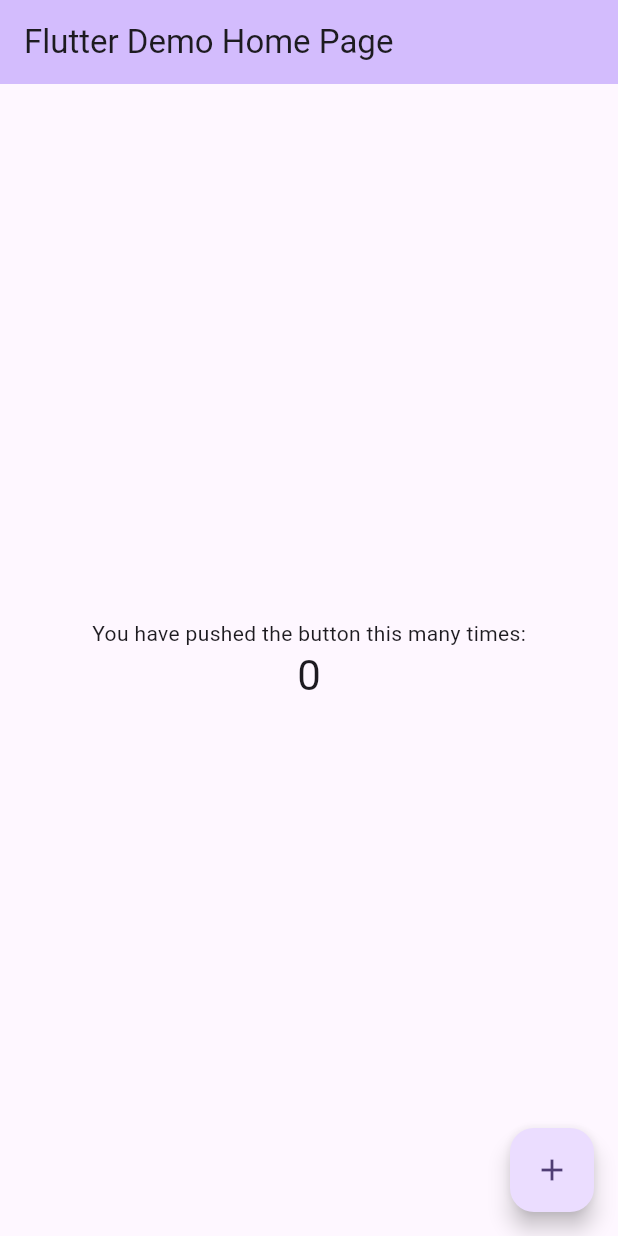
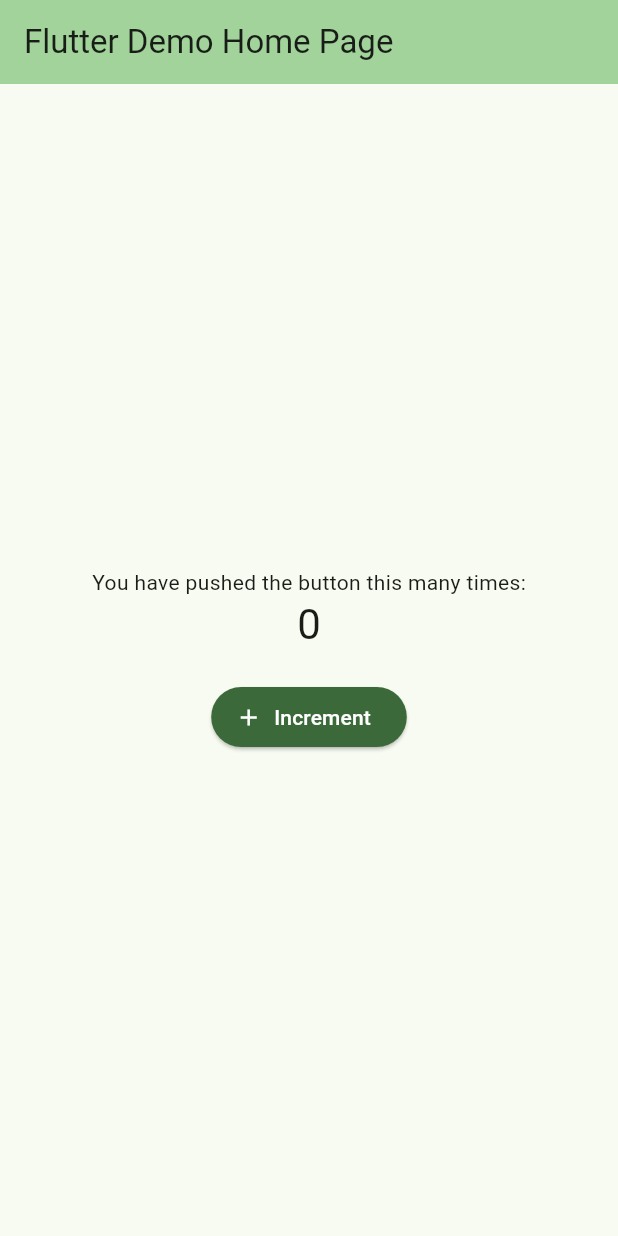
Before and after one commit to WilliamDespres/cardventure, a Flutter app: the screen it shows after launch, on a phone screen of 412 x 824 dp. Run offline on Flutter 3.47's test engine with Material 3 defaults, Android fonts, the phone set to English and light mode, and no system bars.

Commit message:
Have fun with styling

```diff
--- a/lib/main.dart
+++ b/lib/main.dart
@@ -1,4 +1,6 @@
 import 'package:flutter/material.dart';
+import 'package:flutter/cupertino.dart';
+import 'dart:io' show Platform;
 
 void main() {
   runApp(const MyApp());
@@ -7,28 +9,12 @@ void main() {
 class MyApp extends StatelessWidget {
   const MyApp({super.key});
 
-  // This widget is the root of your application.
   @override
   Widget build(BuildContext context) {
     return MaterialApp(
       title: 'Flutter Demo',
       theme: ThemeData(
-        // This is the theme of your application.
-        //
-        // TRY THIS: Try running your application with "flutter run". You'll see
-        // the application has a purple toolbar. Then, without quitting the app,
-        // try changing the seedColor in the colorScheme below to Colors.green
-        // and then invoke "hot reload" (save your changes or press the "hot
-        // reload" button in a Flutter-supported IDE, or press "r" if you used
-        // the command line to start the app).
-        //
-        // Notice that the counter didn't reset back to zero; the application
-        // state is not lost during the reload. To reset the state, use hot
-        // restart instead.
-        //
-        // This works for code too, not just values: Most code changes can be
-        // tested with just a hot reload.
-        colorScheme: ColorScheme.fromSeed(seedColor: Colors.deepPurple),
+        colorScheme: ColorScheme.fromSeed(seedColor: Colors.green),
       ),
       home: const MyHomePage(title: 'Flutter Demo Home Page'),
     );
@@ -37,15 +23,6 @@ class MyApp extends StatelessWidget {
 
 class MyHomePage extends StatefulWidget {
   const MyHomePage({super.key, required this.title});
-
-  // This widget is the home page of your application. It is stateful, meaning
-  // that it has a State object (defined below) that contains fields that affect
-  // how it looks.
-
-  // This class is the configuration for the state. It holds the values (in this
-  // case the title) provided by the parent (in this case the App widget) and
-  // used by the build method of the State. Fields in a Widget subclass are
-  // always marked "final".
 
   final String title;
 
@@ -58,50 +35,59 @@ class _MyHomePageState extends State<MyHomePage> {
 
   void _incrementCounter() {
     setState(() {
-      // This call to setState tells the Flutter framework that something has
-      // changed in this State, which causes it to rerun the build method below
-      // so that the display can reflect the updated values. If we changed
-      // _counter without calling setState(), then the build method would not be
-      // called again, and so nothing would appear to happen.
       _counter++;
     });
+
+    if (Platform.isIOS) {
+      // Show iOS-style dialog
+      showCupertinoDialog(
+        context: context,
+        builder: (BuildContext context) {
+          return CupertinoAlertDialog(
+            title: const Text('Counter Updated'),
+            content: Text('You have clicked the button $_counter times!'),
+            actions: <CupertinoDialogAction>[
+              CupertinoDialogAction(
+                child: const Text('OK'),
+                onPressed: () {
+                  Navigator.of(context).pop();
+                },
+              ),
+            ],
+          );
+        },
+      );
+    } else {
+      // Show Material Design dialog
+      showDialog(
+        context: context,
+        builder: (BuildContext context) {
+          return AlertDialog(
+            title: const Text('Counter Updated'),
+            content: Text('You have clicked the button $_counter times!'),
+            actions: <Widget>[
+              TextButton(
+                child: const Text('OK'),
+                onPressed: () {
+                  Navigator.of(context).pop();
+                },
+              ),
+            ],
+          );
+        },
+      );
+    }
   }
 
   @override
   Widget build(BuildContext context) {
-    // This method is rerun every time setState is called, for instance as done
-    // by the _incrementCounter method above.
-    //
-    // The Flutter framework has been optimized to make rerunning build methods
-    // fast, so that you can just rebuild anything that needs updating rather
-    // than having to individually change instances of widgets.
     return Scaffold(
       appBar: AppBar(
-        // TRY THIS: Try changing the color here to a specific color (to
-        // Colors.amber, perhaps?) and trigger a hot reload to see the AppBar
-        // change color while the other colors stay the same.
         backgroundColor: Theme.of(context).colorScheme.inversePrimary,
-        // Here we take the value from the MyHomePage object that was created by
-        // the App.build method, and use it to set our appbar title.
         title: Text(widget.title),
       ),
       body: Center(
-        // Center is a layout widget. It takes a single child and positions it
-        // in the middle of the parent.
         child: Column(
-          // Column is also a layout widget. It takes a list of children and
-          // arranges them vertically. By default, it sizes itself to fit its
-          // children horizontally, and tries to be as tall as its parent.
-          //
-          // Column has various properties to control how it sizes itself and
-          // how it positions its children. Here we use mainAxisAlignment to
-          // center the children vertically; the main axis here is the vertical
-          // axis because Columns are vertical (the cross axis would be
-          // horizontal).
-          //
-          // TRY THIS: Invoke "debug painting" (choose the "Toggle Debug Paint"
-          // action in the IDE, or press "p" in the console), to see the
-          // wireframe for each widget.
           mainAxisAlignment: MainAxisAlignment.center,
           children: <Widget>[
             const Text('You have pushed the button this many times:'),
@@ -109,14 +95,32 @@ class _MyHomePageState extends State<MyHomePage> {
               '$_counter',
               style: Theme.of(context).textTheme.headlineMedium,
             ),
+            const SizedBox(height: 20),
+            if (Platform.isIOS)
+              CupertinoButton.filled(
+                onPressed: _incrementCounter,
+                child: const Row(
+                  mainAxisSize: MainAxisSize.min,
+                  children: [
+                    Icon(CupertinoIcons.plus),
+                    SizedBox(width: 8),
+                    Text('Increment'),
+                  ],
+                ),
+              )
+            else
+              ElevatedButton.icon(
+                onPressed: _incrementCounter,
+                icon: const Icon(Icons.add),
+                label: const Text('Increment'),
+                style: ElevatedButton.styleFrom(
+                  backgroundColor: Theme.of(context).colorScheme.primary,
+                  foregroundColor: Theme.of(context).colorScheme.onPrimary,
+                ),
+              ),
           ],
         ),
       ),
-      floatingActionButton: FloatingActionButton(
-        onPressed: _incrementCounter,
-        tooltip: 'Increment',
-        child: const Icon(Icons.add),
-      ), // This trailing comma makes auto-formatting nicer for build methods.
     );
   }
 }
```
